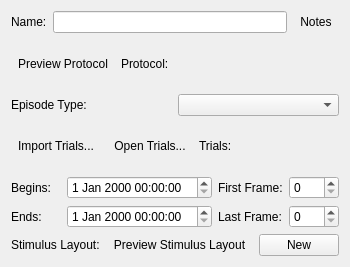
The window that src/scipyen/gui/widgets/recordingepisodewidget.ui (ctigaret/scipyen) describes before a commit, drawn with Qt 5.
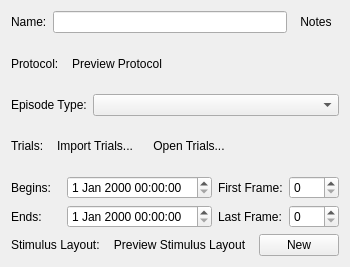
The same window after the commit. Icons and pictures are not drawn.

```diff
--- a/src/scipyen/gui/widgets/recordingepisodewidget.ui
+++ b/src/scipyen/gui/widgets/recordingepisodewidget.ui
@@ -55,28 +55,6 @@
    </item>
    <item>
     <layout class="QHBoxLayout" name="horizontalLayout_3">
-     <item>
-      <widget class="QToolButton" name="previewProtocolToolButton">
-       <property name="toolTip">
-        <string>View protocol</string>
-       </property>
-       <property name="statusTip">
-        <string>View protocol</string>
-       </property>
-       <property name="whatsThis">
-        <string>View protocol</string>
-       </property>
-       <property name="text">
-        <string>Preview Protocol</string>
-       </property>
-       <property name="icon">
-        <iconset theme="preview"/>
-       </property>
-       <property name="autoRaise">
-        <bool>true</bool>
-       </property>
-      </widget>
-     </item>
      <item>
       <widget class="QLabel" name="label_3">
        <property name="text">
@@ -84,6 +62,28 @@
        </property>
       </widget>
      </item>
+     <item>
+      <widget class="QToolButton" name="previewProtocolToolButton">
+       <property name="toolTip">
+        <string>View protocol</string>
+       </property>
+       <property name="statusTip">
+        <string>View protocol</string>
+       </property>
+       <property name="whatsThis">
+        <string>View protocol</string>
+       </property>
+       <property name="text">
+        <string>Preview Protocol</string>
+       </property>
+       <property name="icon">
+        <iconset theme="preview"/>
+       </property>
+       <property name="autoRaise">
+        <bool>true</bool>
+       </property>
+      </widget>
+     </item>
      <item>
       <widget class="QLabel" name="protocolNameLabel">
        <property name="sizePolicy">
@@ -112,12 +112,26 @@
       </widget>
      </item>
      <item>
-      <widget class="QComboBox" name="episodeTypeComboBox"/>
+      <widget class="QComboBox" name="episodeTypeComboBox">
+       <property name="sizePolicy">
+        <sizepolicy hsizetype="MinimumExpanding" vsizetype="Fixed">
+         <horstretch>0</horstretch>
+         <verstretch>0</verstretch>
+        </sizepolicy>
+       </property>
+      </widget>
      </item>
     </layout>
    </item>
    <item>
     <layout class="QHBoxLayout" name="horizontalLayout_2">
+     <item>
+      <widget class="QLabel" name="label_9">
+       <property name="text">
+        <string>Trials:</string>
+       </property>
+      </widget>
+     </item>
      <item>
       <widget class="QToolButton" name="importTrialsToolButton">
        <property name="text">
@@ -144,13 +158,6 @@
        </property>
       </widget>
      </item>
-     <item>
-      <widget class="QLabel" name="label_9">
-       <property name="text">
-        <string>Trials:</string>
-       </property>
-      </widget>
-     </item>
      <item>
       <widget class="QLabel" name="trialsInfoLabel">
        <property name="sizePolicy">
```
Left out of the diff: 2 changed lines with no effect on the pictures.
